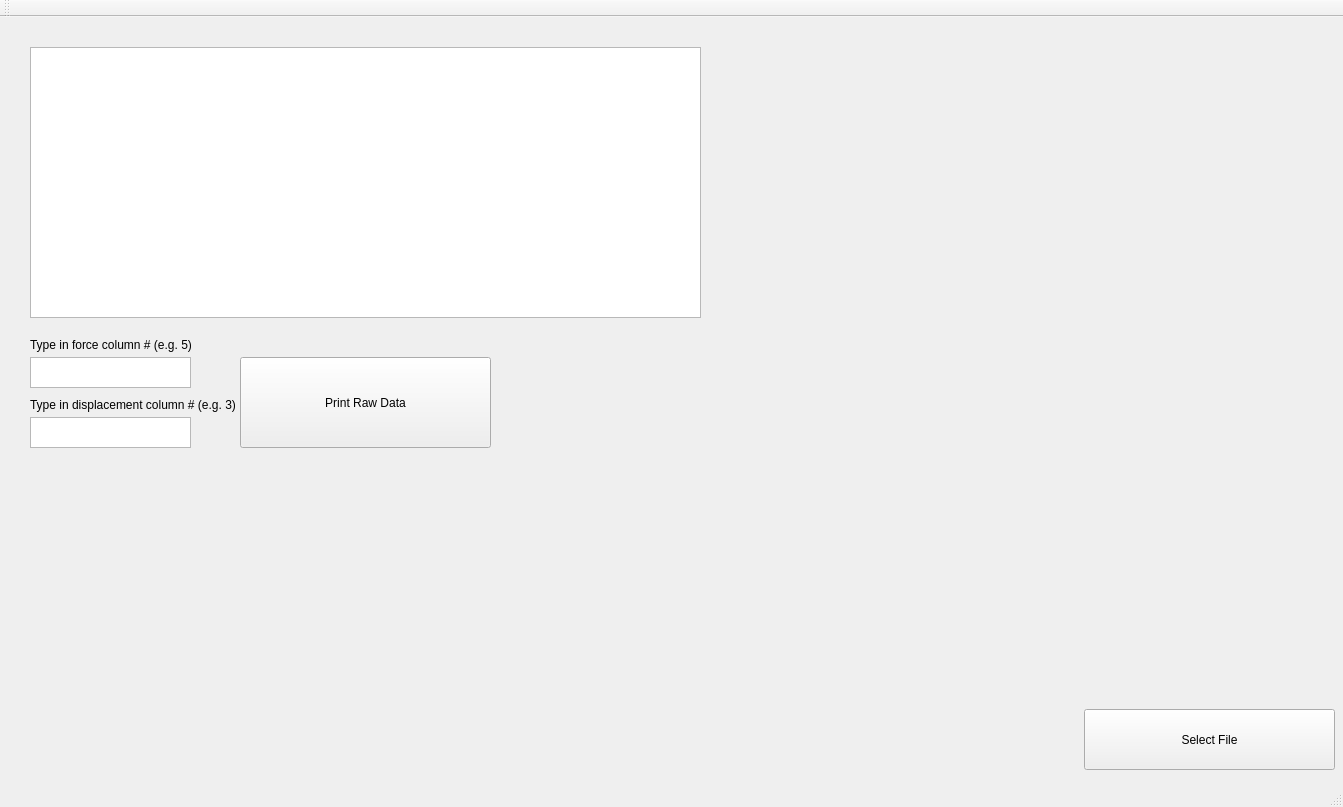
This is GUI/main.ui in TheNamesAlex/08_Dynamic-Mechanical-Analysis as Qt 5 draws it before an edit. The edited form follows.
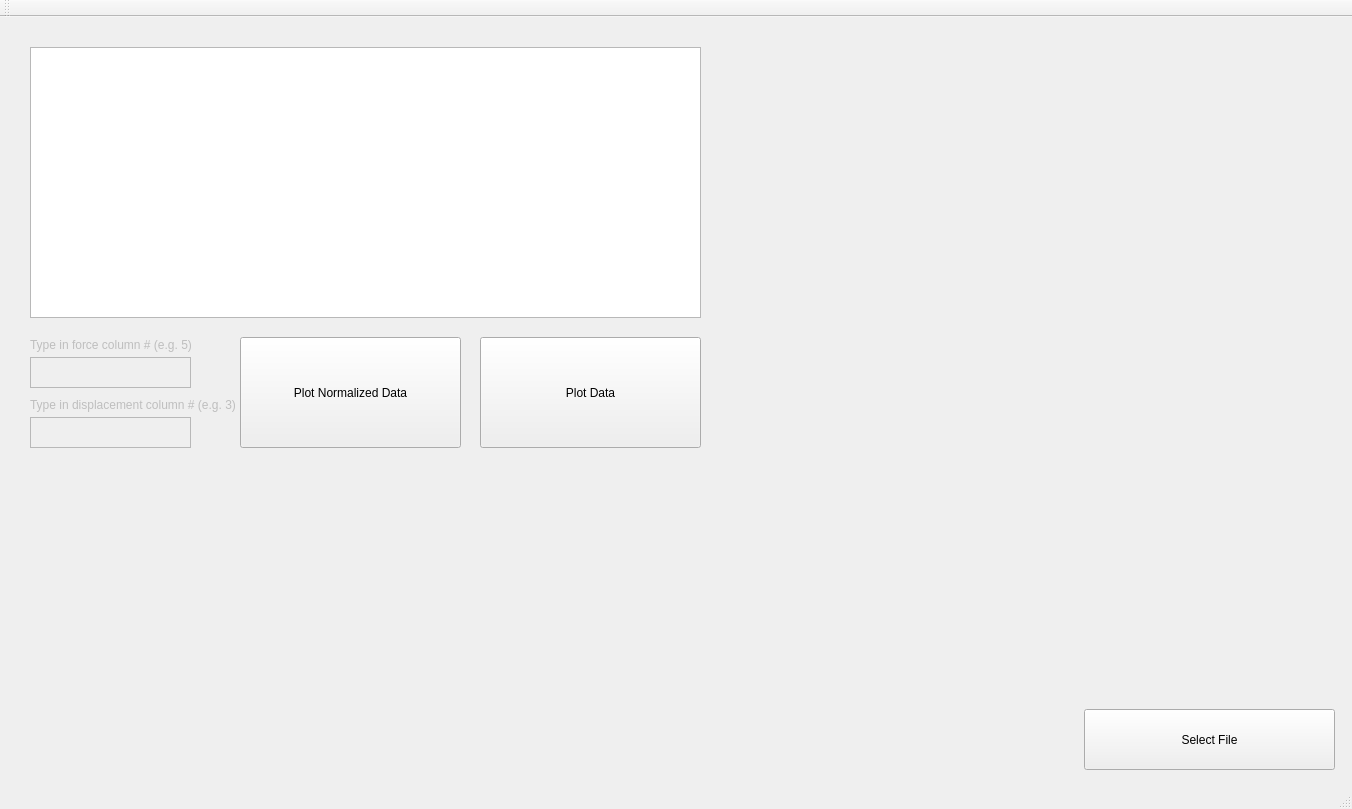
This is the edited form. Custom widgets are drawn as their Qt base class.

Commit message: GUI added raw / normalized plot + refactoring

```diff
--- a/GUI/main.ui
+++ b/GUI/main.ui
@@ -6,8 +6,8 @@
    <rect>
     <x>0</x>
     <y>0</y>
-    <width>1343</width>
-    <height>807</height>
+    <width>1352</width>
+    <height>809</height>
    </rect>
   </property>
   <property name="windowTitle">
@@ -69,6 +69,9 @@
     </property>
    </widget>
    <widget class="QTextEdit" name="forceColumn">
+    <property name="enabled">
+     <bool>false</bool>
+    </property>
     <property name="geometry">
      <rect>
       <x>30</x>
@@ -79,6 +82,9 @@
     </property>
    </widget>
    <widget class="QTextEdit" name="displacementColumn">
+    <property name="enabled">
+     <bool>false</bool>
+    </property>
     <property name="geometry">
      <rect>
       <x>30</x>
@@ -89,6 +95,9 @@
     </property>
    </widget>
    <widget class="QLabel" name="label">
+    <property name="enabled">
+     <bool>false</bool>
+    </property>
     <property name="geometry">
      <rect>
       <x>30</x>
@@ -102,6 +111,9 @@
     </property>
    </widget>
    <widget class="QLabel" name="label_2">
+    <property name="enabled">
+     <bool>false</bool>
+    </property>
     <property name="geometry">
      <rect>
       <x>30</x>
@@ -117,14 +129,27 @@
    <widget class="QPushButton" name="printRawData">
     <property name="geometry">
      <rect>
+      <x>480</x>
+      <y>320</y>
+      <width>221</width>
+      <height>111</height>
+     </rect>
+    </property>
+    <property name="text">
+     <string>Plot Data</string>
+    </property>
+   </widget>
+   <widget class="QPushButton" name="printNormalizedData">
+    <property name="geometry">
+     <rect>
       <x>240</x>
-      <y>340</y>
-      <width>251</width>
-      <height>91</height>
+      <y>320</y>
+      <width>221</width>
+      <height>111</height>
      </rect>
     </property>
     <property name="text">
-     <string>Print Raw Data</string>
+     <string>Plot Normalized Data</string>
     </property>
    </widget>
   </widget>
@@ -133,7 +158,7 @@
     <rect>
      <x>0</x>
      <y>0</y>
-     <width>1343</width>
+     <width>1352</width>
      <height>21</height>
     </rect>
    </property>
```
The commit also changes 2 other files.
